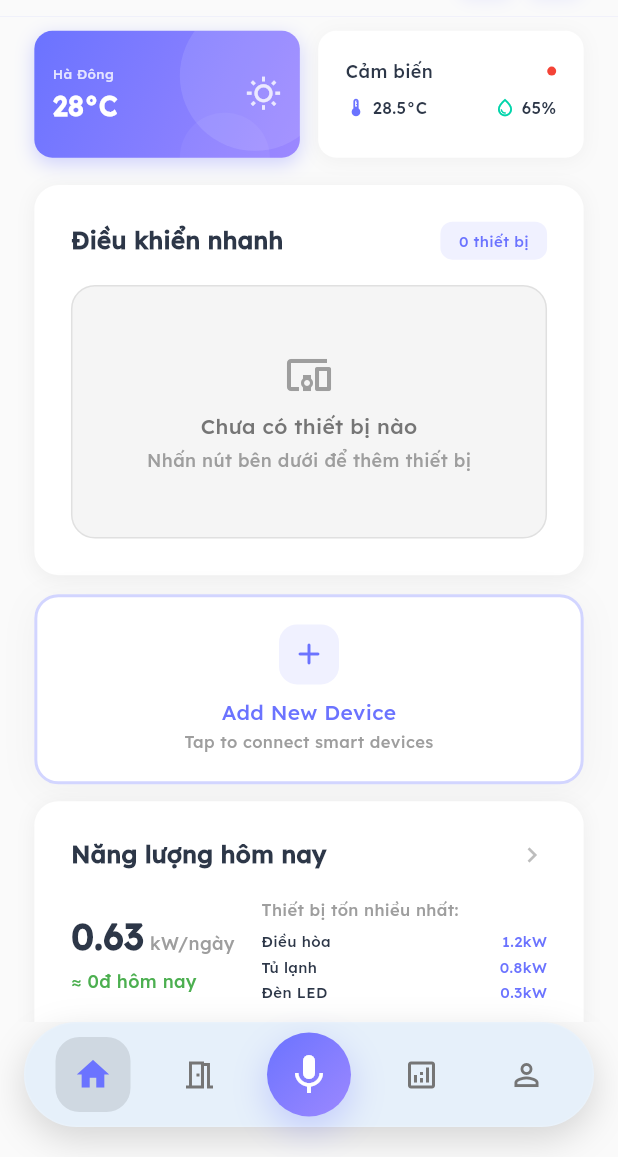
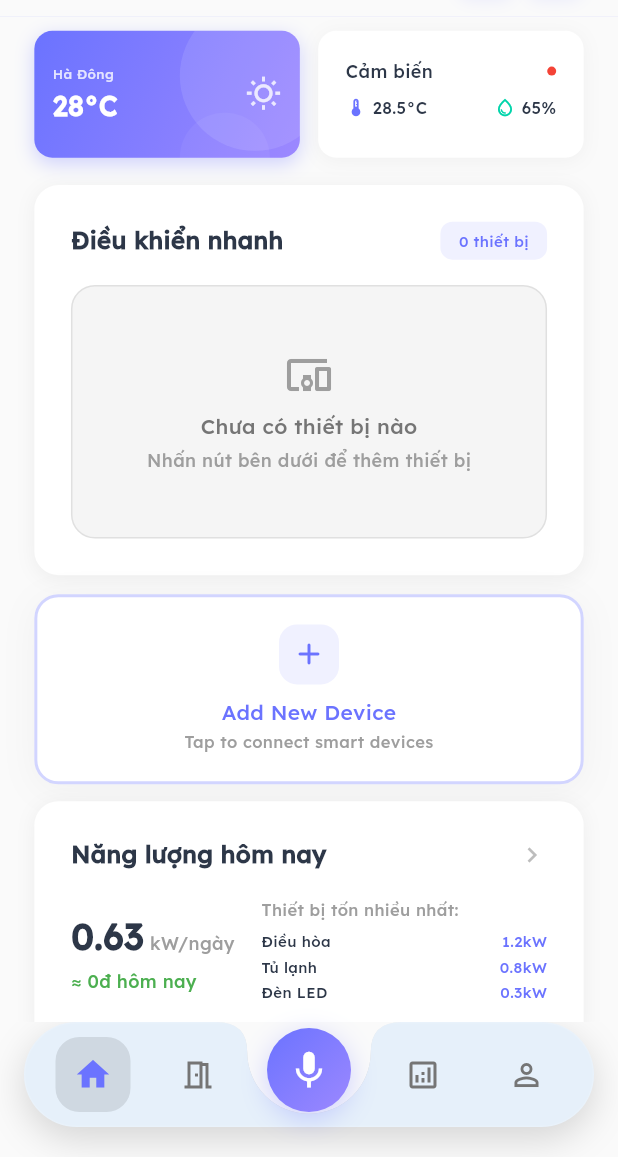
Before and after one commit to Vudangkhoa0910/Eco-SmartHome, a Flutter app: the HomeScreen screen opened by its route, on a phone screen of 412 x 824 dp, the part 79-1236 px from its top. Run offline on Flutter 3.47's test engine with Material 3 defaults, Android fonts, the light colour scheme and no system bars; our stand-ins replace cloud_firestore, firebase_auth, firebase_core, flutter_svg, flutter_tts, get_it and 7 more; missing offline and left inert: awesome_circular_chart, mobile_scanner, mqtt_client; accounts and stored records are empty; network calls fail; key blocks and very long unbroken strings in the code were emptied for the run.

Commit message:
khoa:update bottom_navigation v2

```diff
--- a/lib/src/screens/home_screen/home_screen.dart
+++ b/lib/src/screens/home_screen/home_screen.dart
@@ -188,60 +188,7 @@ class HomeScreen extends StatelessWidget {
             child: const Menu(),
           ),
 
-          floatingActionButtonLocation:
-              FloatingActionButtonLocation.centerDocked,
-          floatingActionButton: Container(
-            margin: const EdgeInsets.only(top: 70), // Đẩy xuống gần navbar hơn
-            child: SizedBox(
-              width: 56, // Kích thước lớn hơn một chút
-              height: 56, // Kích thước lớn hơn một chút
-              child: Container(
-                decoration: BoxDecoration(
-                  gradient: const LinearGradient(
-                    colors: [
-                      Color(0xFF6B73FF),
-                      Color(0xFF9C88FF)
-                    ], // Giữ màu như code cũ
-                    begin: Alignment.topLeft,
-                    end: Alignment.bottomRight,
-                  ),
-                  shape: BoxShape.circle,
-                  boxShadow: [
-                    BoxShadow(
-                      color: const Color(0xFF6B73FF).withOpacity(0.3),
-                      blurRadius: 20,
-                      offset: const Offset(0, 8),
-                      spreadRadius: 0,
-                    ),
-                  ],
-                ),
-                child: FloatingActionButton(
-                  onPressed: () {
-                    // Navigate to AI Voice Screen hoặc show dialog/popup
-                    model.onItemTapped(2);
-                    Navigator.push(
-                      context,
-                      MaterialPageRoute(
-                          builder: (context) => const AIVoiceScreenContent()),
-                    );
-                  },
-                  backgroundColor: Colors.transparent,
-                  elevation: 0,
-                  child: AnimatedScale(
-                    duration: const Duration(milliseconds: 200),
-                    scale: model.selectedIndex == 2 ? 1.1 : 1.0,
-                    child: const Icon(
-                      Icons.mic,
-                      color: Colors.white,
-                      size: 32, // Icon mic lớn hơn một chút
-                    ),
-                  ),
-                ),
-              ),
-            ),
-          ),
-
-          // BODY sử dụng PageView để đồng bộ với BottomNavigationBar
+          // BODY sử dụng PageView
           body: Container(
             decoration: BoxDecoration(
               gradient: AppColors.primaryGradient,
--- a/lib/src/widgets/custom_bottom_nav_bar.dart
+++ b/lib/src/widgets/custom_bottom_nav_bar.dart
@@ -1,6 +1,42 @@
 import 'package:smart_home/view/home_screen_view_model.dart';
 import 'package:flutter/material.dart';
 import 'package:smart_home/core/theme/app_theme.dart';
+import 'package:smart_home/src/screens/ai_voice_screen/ai_voice_screen.dart';
+
+// Custom clipper để tạo notch trong navigation bar
+class BottomNavBarClipper extends CustomClipper<Path> {
+  @override
+  Path getClip(Size size) {
+    final path = Path();
+    // Bắt đầu từ góc trái trên
+    path.lineTo(0, 0);
+    // Đường viền trên đến gần center
+    path.lineTo(size.width * 0.35, 0);
+    // Tạo notch tròn ở center
+    path.quadraticBezierTo(
+      size.width * 0.40, 0,
+      size.width * 0.40, 20,
+    );
+    path.arcToPoint(
+      Offset(size.width * 0.60, 20),
+      radius: const Radius.circular(20),
+      clockwise: false,
+    );
+    path.quadraticBezierTo(
+      size.width * 0.60, 0,
+      size.width * 0.65, 0,
+    );
+    // Tiếp tục đường viền trên đến góc phải
+    path.lineTo(size.width, 0);
+    path.lineTo(size.width, size.height);
+    path.lineTo(0, size.height);
+    path.close();
+    return path;
+  }
+
+  @override
+  bool shouldReclip(CustomClipper<Path> oldClipper) => false;
+}
 
 class CustomBottomNavBar extends StatelessWidget {
   const CustomBottomNavBar({
@@ -12,7 +48,8 @@ class CustomBottomNavBar extends StatelessWidget {
 
   void _onTap(int index) {
     if (index == 2) {
-      // AI Voice control - do nothing on tap, only handle special actions
+      // AI Voice control - handle navigation to AI Voice screen
+      model.onItemTapped(index);
       return;
     }
     model.onItemTapped(index);
@@ -32,8 +69,7 @@ class CustomBottomNavBar extends StatelessWidget {
         curve: Curves.easeInOut,
         padding: const EdgeInsets.all(12),
         decoration: BoxDecoration(
-          color:
-              isSelected ? Colors.black.withValues(alpha: 0.1) : Colors.transparent,
+          color: isSelected ? Colors.black.withOpacity(0.1) : Colors.transparent,
           borderRadius: BorderRadius.circular(16),
         ),
         child: AnimatedContainer(
@@ -51,23 +87,28 @@ class CustomBottomNavBar extends StatelessWidget {
 
   @override
   Widget build(BuildContext context) {
-    return Container(
-      margin: const EdgeInsets.fromLTRB(
-          16, 0, 16, 20), // Margin để tạo khoảng cách với cạnh màn hình
-      height: 70.0, // Tăng chiều cao cho navbar
+    return Stack(
+      alignment: Alignment.center,
+      children: [
+        // Navigation Bar với notch
+        ClipPath(
+          clipper: BottomNavBarClipper(),
+          child: Container(
+            margin: const EdgeInsets.fromLTRB(16, 0, 16, 20),
+            height: 70.0,
             decoration: BoxDecoration(
               color: AppColors.cardBackground,
-        borderRadius: BorderRadius.circular(35), // Bo tròn thành hình trụ
+              borderRadius: BorderRadius.circular(35),
               boxShadow: [
                 BoxShadow(
-            color: Colors.black.withValues(alpha: 0.15),
+                  color: Colors.black.withOpacity(0.15),
                   blurRadius: 20,
                   offset: const Offset(0, 8),
                   spreadRadius: 0,
                 ),
               ],
               border: Border.all(
-          color: AppColors.textLight.withValues(alpha: 0.1),
+                color: AppColors.textLight.withOpacity(0.1),
                 width: 1,
               ),
             ),
@@ -90,15 +131,8 @@ class CustomBottomNavBar extends StatelessWidget {
                     isSelected: model.selectedIndex == 1,
                     onTap: () => _onTap(1),
                   ),
-            // Center space for AI FAB - tạo notch tròn lớn hơn một chút
-            Container(
-              width: 56, // Tăng lên để phù hợp với AI button lớn hơn
-              height: 30,
-              decoration: BoxDecoration(
-                color: Colors.transparent,
-                borderRadius: BorderRadius.circular(15),
-              ),
-            ),
+                  // Khoảng trống cho mic button
+                  const SizedBox(width: 60),
                   // Analytics Icon
                   _buildNavItem(
                     icon: Icons.analytics_outlined,
@@ -116,6 +150,58 @@ class CustomBottomNavBar extends StatelessWidget {
                 ],
               ),
             ),
+          ),
+        ),
+        // Mic Button nằm chính xác trong notch của navigation bar
+        Positioned(
+          bottom: 30, // Điều chỉnh để nằm trong notch
+          child: Container(
+            width: 56,
+            height: 56,
+            decoration: BoxDecoration(
+              gradient: const LinearGradient(
+                colors: [Color(0xFF6B73FF), Color(0xFF9C88FF)],
+                begin: Alignment.topLeft,
+                end: Alignment.bottomRight,
+              ),
+              shape: BoxShape.circle,
+              boxShadow: [
+                BoxShadow(
+                  color: const Color(0xFF6B73FF).withOpacity(0.3),
+                  blurRadius: 15,
+                  offset: const Offset(0, 5),
+                  spreadRadius: 0,
+                ),
+              ],
+            ),
+            child: Material(
+              color: Colors.transparent,
+              child: InkWell(
+                borderRadius: BorderRadius.circular(28),
+                onTap: () {
+                  model.onItemTapped(2);
+                  // Navigate to AI Voice Screen
+                  Navigator.push(
+                    context,
+                    MaterialPageRoute(
+                      builder: (context) => const AIVoiceScreen(),
+                    ),
+                  );
+                },
+                child: AnimatedScale(
+                  duration: const Duration(milliseconds: 200),
+                  scale: model.selectedIndex == 2 ? 1.1 : 1.0,
+                  child: const Icon(
+                    Icons.mic,
+                    color: Colors.white,
+                    size: 30,
+                  ),
+                ),
+              ),
+            ),
+          ),
+        ),
+      ],
     );
   }
 }
```
Lines whose indentation alone changed are shown as unchanged.
